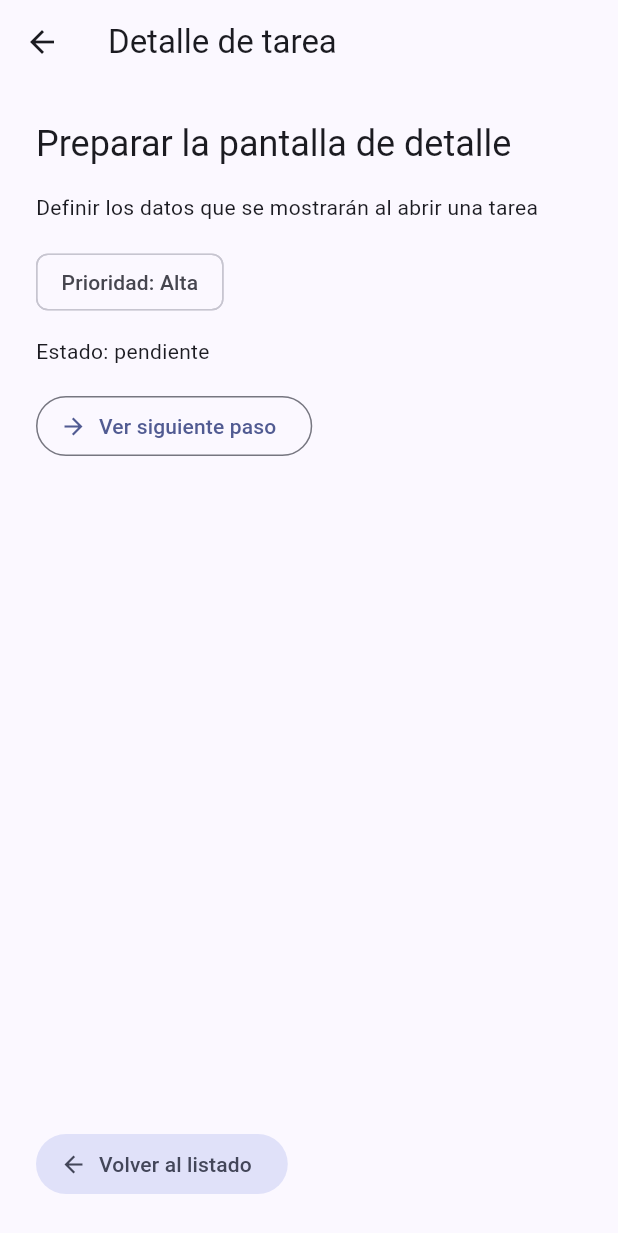
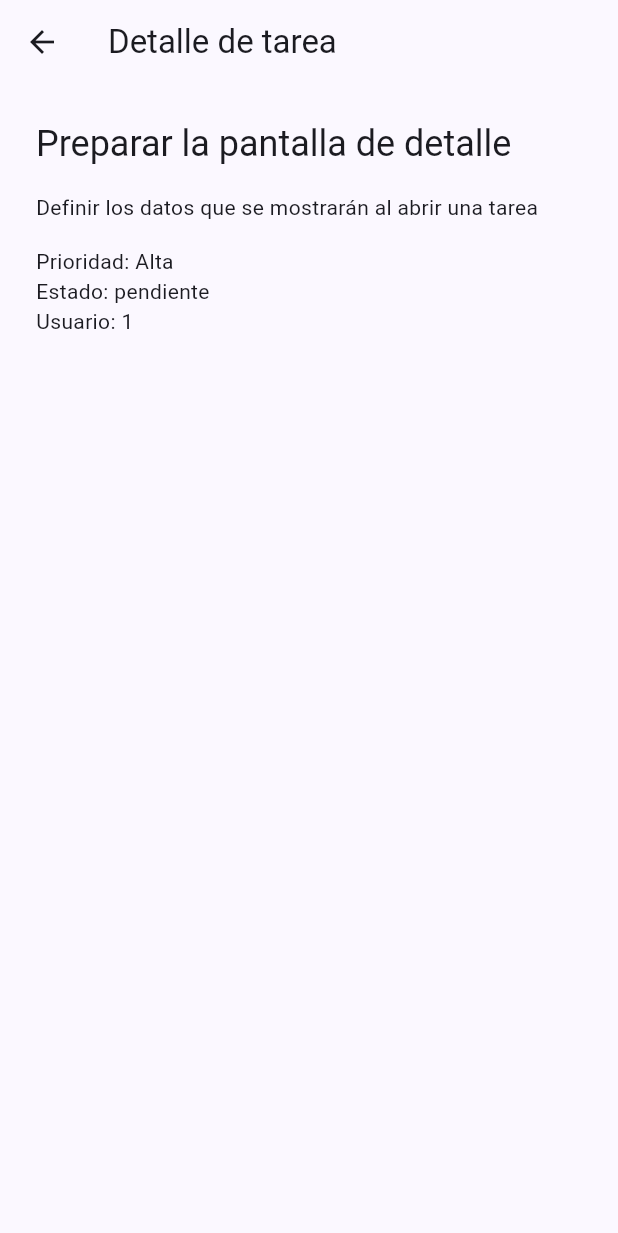
Before and after one commit to Manuelsssj/taskflow., a Flutter app: the screen it shows after launch, after a tap on "Preparar la pantalla de detalle", on a phone screen of 412 x 824 dp. Shown: the top 1233 px of the screen. Run offline on Flutter 3.47's test engine with Material 3 defaults, Android fonts, the phone set to English and light mode, and no system bars; our stand-ins replace go_router.

Commit message:
docs: definir alcance y modelo de TaskFlow

```diff
--- a/lib/main.dart
+++ b/lib/main.dart
@@ -1,9 +1,74 @@
 import 'package:flutter/material.dart';
 import 'package:go_router/go_router.dart';
+
+import 'task.dart';
 
 void main() {
   runApp(const TaskFlowApp());
 }
+
+const demoTasks = <Task>[
+  Task(
+    id: 1,
+    title: 'Preparar la pantalla de detalle',
+    description: 'Definir los datos que se mostrarán al abrir una tarea',
+    priority: 'Alta',
+    isCompleted: false,
+    userId: 1,
+  ),
+  Task(
+    id: 2,
+    title: 'Revisar el código de TaskFlow',
+    description: 'Comprobar que flutter analyze termina sin avisos',
+    priority: 'Alta',
+    isCompleted: true,
+    userId: 1,
+  ),
+  Task(
+    id: 3,
+    title: 'Capturar la lista de tareas',
+    description: 'Guardar evidencia del listado y de una tarea completada',
+    priority: 'Media',
+    isCompleted: false,
+    userId: 1,
+  ),
+  Task(
+    id: 4,
+    title: 'Revisar la lista en una ventana pequeña',
+    description: 'Comprobar que se puede llegar a la última tarjeta',
+    priority: 'Media',
+    isCompleted: false,
+    userId: 1,
+  ),
+  Task(
+    id: 5,
+    title: 'Subir el avance a GitHub',
+    description: 'Registrar el modelo y el alcance de TaskFlow',
+    priority: 'Baja',
+    isCompleted: false,
+    userId: 1,
+  ),
+];
+
+Task? findTask(int? id) {
+  for (final task in demoTasks) {
+    if (task.id == id) return task;
+  }
+  return null;
+}
+
+final appRouter = GoRouter(
+  routes: [
+    GoRoute(path: '/', builder: (context, state) => const TaskListScreen()),
+    GoRoute(
+      path: '/task/:id',
+      builder: (context, state) {
+        final id = int.tryParse(state.pathParameters['id'] ?? '');
+        return TaskDetailScreen(task: findTask(id));
+      },
+    ),
+  ],
+);
 
 class TaskFlowApp extends StatelessWidget {
   const TaskFlowApp({super.key});
@@ -15,99 +80,8 @@ class TaskFlowApp extends StatelessWidget {
       title: 'TaskFlow',
       theme: ThemeData(
         colorScheme: ColorScheme.fromSeed(seedColor: Colors.indigo),
-        useMaterial3: true,
       ),
       routerConfig: appRouter,
-    );
-  }
-}
-
-class Task {
-  const Task({
-    required this.id,
-    required this.title,
-    required this.description,
-    required this.priority,
-    required this.isCompleted,
-  });
-
-  final int id;
-  final String title;
-  final String description;
-  final String priority;
-  final bool isCompleted;
-}
-
-const demoTasks = [
-  Task(
-    id: 1,
-    title: 'Preparar la pantalla de detalle',
-    description: 'Definir los datos que se mostrarán al abrir una tarea',
-    priority: 'Alta',
-    isCompleted: false,
-  ),
-  Task(
-    id: 2,
-    title: 'Revisar el código de TaskFlow',
-    description: 'Comprobar que flutter analyze termina sin avisos',
-    priority: 'Alta',
-    isCompleted: true,
-  ),
-  Task(
-    id: 3,
-    title: 'Capturar la lista de tareas',
-    description: 'Guardar evidencia del listado y de una tarea completada',
-    priority: 'Media',
-    isCompleted: false,
-  ),
-  Task(
-    id: 4,
-    title: 'Revisar la lista en una ventana pequeña',
-    description: 'Comprobar que se puede llegar a la última tarjeta',
-    priority: 'Media',
-    isCompleted: false,
-  ),
-  Task(
-    id: 5,
-    title: 'Subir el avance a GitHub',
-    description: 'Registrar el listado local con el commit de la sesión',
-    priority: 'Baja',
-    isCompleted: false,
-  ),
-];
-
-final appRouter = GoRouter(
-  routes: [
-    GoRoute(path: '/', builder: (context, state) => const TaskListScreen()),
-    GoRoute(
-      path: '/task/:id',
-      builder: (context, state) {
-        final taskId = int.parse(state.pathParameters['id']!);
-        return TaskDetailScreen(taskId: taskId);
-      },
-    ),
-  ],
-);
-
-class TaskCard extends StatelessWidget {
-  const TaskCard({super.key, required this.task, this.onTap});
-
-  final Task task;
-  final VoidCallback? onTap;
-
-  @override
-  Widget build(BuildContext context) {
-    return Card(
-      child: ListTile(
-        onTap: onTap,
-        leading: Icon(
-          task.isCompleted ? Icons.check_circle : Icons.radio_button_unchecked,
-          color: task.isCompleted ? Colors.green : null,
-        ),
-        title: Text(task.title),
-        subtitle: Text('${task.priority} · ${task.description}'),
-        trailing: const Icon(Icons.chevron_right),
-      ),
     );
   }
 }
@@ -124,9 +98,18 @@ class TaskListScreen extends StatelessWidget {
         itemCount: demoTasks.length,
         itemBuilder: (context, index) {
           final task = demoTasks[index];
-          return TaskCard(
-            task: task,
+          return Card(
+            child: ListTile(
+              leading: Icon(
+                task.isCompleted
+                    ? Icons.check_circle
+                    : Icons.radio_button_unchecked,
+              ),
+              title: Text(task.title),
+              subtitle: Text('Prioridad: ${task.priority}'),
+              trailing: const Icon(Icons.chevron_right),
               onTap: () => context.push('/task/${task.id}'),
+            ),
           );
         },
       ),
@@ -134,157 +117,40 @@ class TaskListScreen extends StatelessWidget {
   }
 }
 
-class WelcomeScreen extends StatefulWidget {
-  const WelcomeScreen({super.key});
+class TaskDetailScreen extends StatelessWidget {
+  const TaskDetailScreen({super.key, required this.task});
 
-  @override
-  State<WelcomeScreen> createState() => _WelcomeScreenState();
-}
-
-class _WelcomeScreenState extends State<WelcomeScreen> {
-  static const dailyGoal = 5;
-
-  int pendingTasks = 3;
-  int completedTasks = 0;
-
-  final String studentName = 'Manuel Intriago';
-
-  void _addTask() {
-    setState(() {
-      pendingTasks++;
-    });
-  }
-
-  void _completeTask() {
-    if (pendingTasks == 0) {
-      return;
-    }
-
-    setState(() {
-      pendingTasks--;
-      if (completedTasks < dailyGoal) {
-        completedTasks++;
-      }
-    });
-  }
+  final Task? task;
 
   @override
   Widget build(BuildContext context) {
-    final statusMessage = pendingTasks == 0
-        ? '¡Excelente! No tienes tareas pendientes.'
-        : 'Aún tienes tareas por organizar.';
-
+    final selected = task;
     return Scaffold(
-      appBar: AppBar(title: const Text('TaskFlow'), centerTitle: true),
+      appBar: AppBar(title: const Text('Detalle de tarea')),
       body: Padding(
         padding: const EdgeInsets.all(24),
-        child: Column(
+        child: selected == null
+            ? const Text('No se encontró esta tarea.')
+            : Column(
                 crossAxisAlignment: CrossAxisAlignment.start,
                 children: [
                   Text(
-              '¡Hola, $studentName!',
-              style: Theme.of(context).textTheme.headlineMedium,
+                    selected.title,
+                    style: Theme.of(context).textTheme.headlineSmall,
                   ),
-            const SizedBox(height: 12),
-            Text(statusMessage),
-            Text('Completadas hoy: $completedTasks de $dailyGoal'),
-            const SizedBox(height: 28),
-            Card(
-              child: Padding(
-                padding: const EdgeInsets.all(20),
-                child: Row(
-                  children: [
-                    const Icon(Icons.pending_actions),
-                    const SizedBox(width: 12),
-                    Text('Tareas pendientes: $pendingTasks'),
-                  ],
+                  const SizedBox(height: 16),
+                  Text(selected.description),
+                  const SizedBox(height: 16),
+                  Text('Prioridad: ${selected.priority}'),
+                  Text(
+                    selected.isCompleted
+                        ? 'Estado: completada'
+                        : 'Estado: pendiente',
                   ),
-              ),
-            ),
-            const SizedBox(height: 24),
-            Wrap(
-              spacing: 12,
-              runSpacing: 12,
-              children: [
-                ElevatedButton.icon(
-                  onPressed: _addTask,
-                  icon: const Icon(Icons.add),
-                  label: const Text('Agregar tarea'),
-                ),
-                OutlinedButton.icon(
-                  onPressed: pendingTasks == 0 ? null : _completeTask,
-                  icon: const Icon(Icons.done),
-                  label: const Text('Completar una tarea'),
-                ),
-              ],
-            ),
+                  Text('Usuario: ${selected.userId}'),
                 ],
               ),
       ),
     );
   }
 }
-
-class TaskDetailScreen extends StatelessWidget {
-  const TaskDetailScreen({super.key, required this.taskId});
-
-  final int taskId;
-
-  @override
-  Widget build(BuildContext context) {
-    final task = demoTasks.firstWhere((item) => item.id == taskId);
-
-    return Scaffold(
-      appBar: AppBar(title: const Text('Detalle de tarea')),
-      body: Padding(
-        padding: const EdgeInsets.all(24),
-        child: Column(
-          crossAxisAlignment: CrossAxisAlignment.start,
-          children: [
-            Text(task.title, style: Theme.of(context).textTheme.headlineSmall),
-            const SizedBox(height: 16),
-            Text(task.description),
-            const SizedBox(height: 16),
-            Chip(label: Text('Prioridad: ${task.priority}')),
-            const SizedBox(height: 12),
-            Text(task.isCompleted ? 'Estado: completada' : 'Estado: pendiente'),
-            const SizedBox(height: 16),
-            OutlinedButton.icon(
-              onPressed: () {
-                ScaffoldMessenger.of(context).showSnackBar(
-                  SnackBar(
-                    content: Text(
-                      task.isCompleted
-                          ? 'Ya completaste «${task.title}».'
-                          : 'Siguiente paso: ${task.description}',
-                    ),
-                  ),
-                );
-              },
-              icon: Icon(
-                task.isCompleted
-                    ? Icons.check_circle_outline
-                    : Icons.arrow_forward,
-              ),
-              label: Text(
-                task.isCompleted ? 'Ver confirmación' : 'Ver siguiente paso',
-              ),
-            ),
-            const Spacer(),
-            FilledButton.tonalIcon(
-              onPressed: () {
-                if (context.canPop()) {
-                  context.pop();
-                } else {
-                  context.go('/');
-                }
-              },
-              icon: const Icon(Icons.arrow_back),
-              label: const Text('Volver al listado'),
-            ),
-          ],
-        ),
-      ),
-    );
-  }
-}
--- /dev/null
+++ b/lib/task.dart
@@ -0,0 +1,28 @@
+class Task {
+  const Task({
+    required this.id,
+    required this.title,
+    required this.description,
+    required this.priority,
+    required this.isCompleted,
+    required this.userId,
+  });
+
+  final int id;
+  final String title;
+  final String description;
+  final String priority;
+  final bool isCompleted;
+  final int userId;
+
+  factory Task.fromJson(Map<String, dynamic> json) {
+    return Task(
+      id: json['id'] as int,
+      title: json['title'] as String,
+      description: json['description'] as String,
+      priority: json['priority'] as String,
+      isCompleted: json['isCompleted'] as bool,
+      userId: json['userId'] as int,
+    );
+  }
+}
```
Also changed, not shown: 1 other file. Lines whose indentation alone changed are shown as unchanged.
